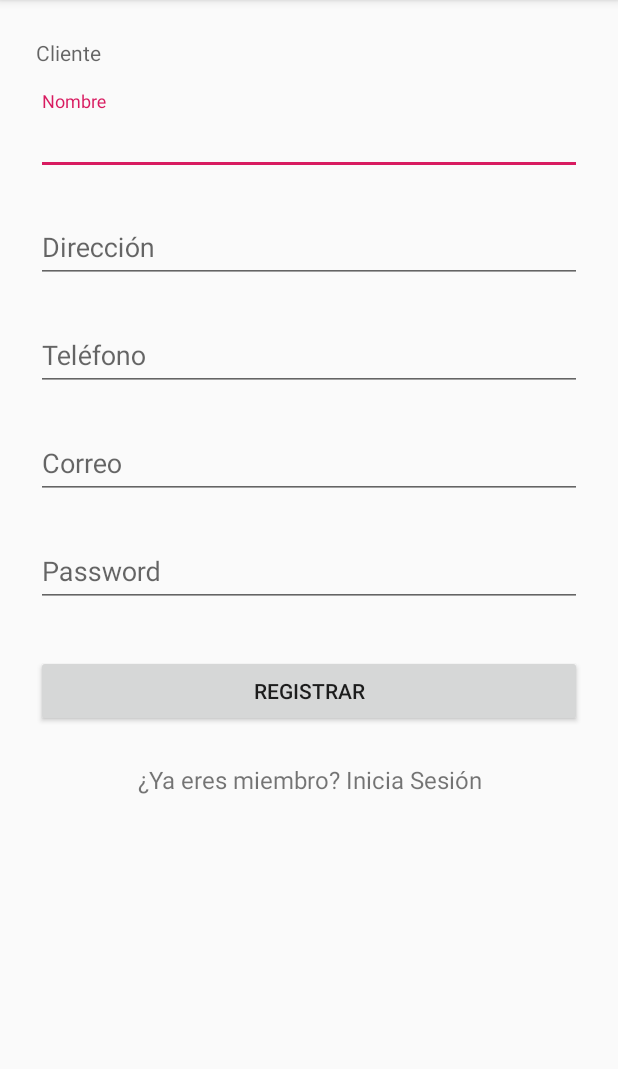
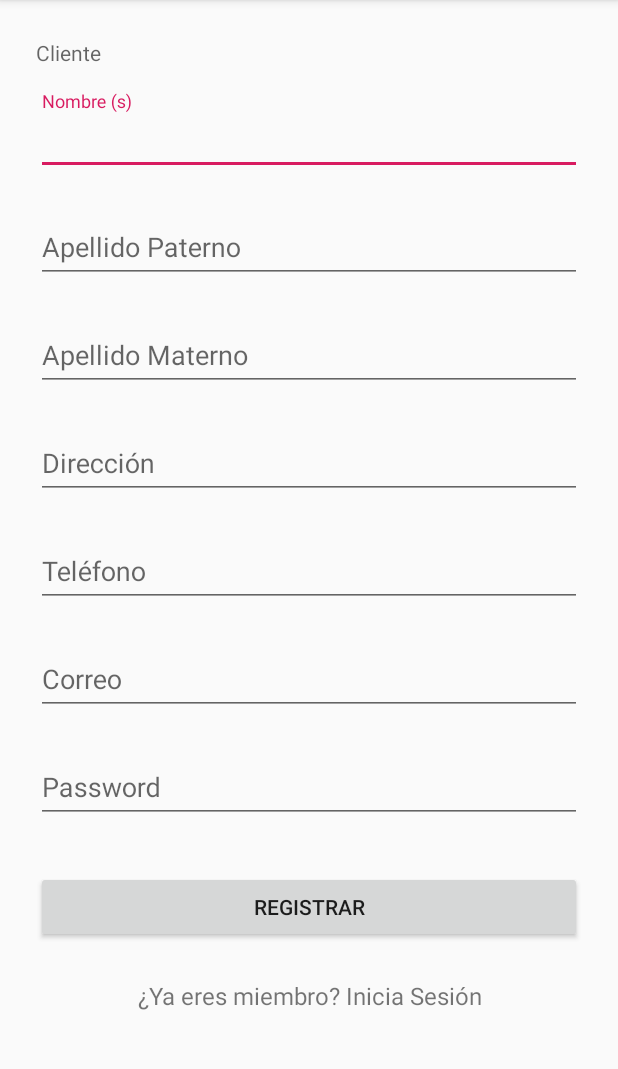
Before and after one commit to Deisy-Ignacio/ProyectoViajeProductos, an Android app: the RegistroCliente screen opened directly, with no data from a screen before it, after a tap on "REGISTRAR", on a phone screen of 412 x 824 dp, the part 84-1153 px from its top. Run offline under Robolectric (Android 15) with nearby library versions, the phone set to English and light mode, and no system bars; our stand-ins replace Volley; network calls fail.

Commit message:
nuevas tablas

```diff
--- a/ProductTrip/app/src/main/java/com/example/nissy/producttrip/LoginActivity.java
+++ b/ProductTrip/app/src/main/java/com/example/nissy/producttrip/LoginActivity.java
@@ -62,7 +62,7 @@ public class LoginActivity extends AppCompatActivity implements LoaderCallbacks<
     /**
      * Id to identity READ_CONTACTS permission request.
      */
-    public static final String BASE_URL = "http://192.168.1.65/";
+    public static final String BASE_URL = "http://10.0.0.11/api/auth/";
     private static final int REQUEST_READ_CONTACTS = 0;
 
     /**
@@ -391,7 +391,7 @@ public class LoginActivity extends AppCompatActivity implements LoaderCallbacks<
         }
 
         public void login(String correo, String contra){
-            String URL = "api/auth/login/"+itemText.toLowerCase();
+            String URL = "login/"+itemText.toLowerCase();
             JSONObject jsonBody = new JSONObject();
             try {
                 jsonBody.put("correo", correo);
--- a/ProductTrip/app/src/main/java/com/example/nissy/producttrip/RegistroCliente.java
+++ b/ProductTrip/app/src/main/java/com/example/nissy/producttrip/RegistroCliente.java
@@ -41,6 +41,8 @@ import java.util.Locale;
 public class RegistroCliente extends AppCompatActivity {
 
     private EditText name;
+    private EditText lastname;
+    private EditText lastsecondname;
     private EditText address;
     private EditText phone;
     private EditText email;
@@ -55,6 +57,9 @@ public class RegistroCliente extends AppCompatActivity {
         super.onCreate(savedInstanceState);
         setContentView(R.layout.activity_registro_cliente);
         name = (EditText) findViewById(R.id.input_name);
+        lastname = (EditText) findViewById(R.id.input_apaterno);
+        lastsecondname = (EditText) findViewById(R.id.input_amaterno);
+        name = (EditText) findViewById(R.id.input_name);
         address = (EditText) findViewById(R.id.input_address);
         phone = (EditText) findViewById(R.id.edit_phone);
         email = (EditText) findViewById(R.id.input_email);
@@ -64,16 +69,35 @@ public class RegistroCliente extends AppCompatActivity {
         registo.setOnClickListener(new View.OnClickListener() {
             @Override
             public void onClick(View v) {
-                sendPOST(name,address,phone,email,password);
+                sendPOST(name.getText().toString(),
+                        lastname.getText().toString(),
+                        lastsecondname.getText().toString(),
+                        address.getText().toString(),
+                        phone.getText().toString(),
+                        email.getText().toString(),
+                        password.getText().toString());
             }
 
         });
     }
-    private void sendPOST(EditText name, EditText address, EditText phone, EditText email, EditText password) {
+
+    private void clearText(){
+        name.setText("");
+        lastname.setText("");
+        lastsecondname.setText("");
+        address.setText("");
+        phone.setText("");
+        email.setText("");
+        password.setText("");
+    }
+
+    private void sendPOST(String name,String lastname,String lastsecondname, String address, String phone, String email, String password) {
         String URL = "registro/cliente";
         final JSONObject jsonBody = new JSONObject();
         try {
             jsonBody.put("nombre", name);
+            jsonBody.put("apaterno", name);
+            jsonBody.put("apmaterno", name);
             jsonBody.put("direccion", address);
             jsonBody.put("telefono", phone);
             jsonBody.put("correo", email);
@@ -89,16 +113,19 @@ public class RegistroCliente extends AppCompatActivity {
                         try {
                             JSONObject jsonObject = new JSONObject(response);
                             String status = jsonObject.getString("status");
-                            String mensaje;
-                            if(status.equals("1")) {
-                                mensaje = jsonObject.getString("mensaje");
+                            String mensaje = jsonObject.getString("mensaje");
 
-                            }else{
-                                mensaje = "Algo salio mal";
+                            if(status.equals("1")){
+                                Toast.makeText(RegistroCliente.this, mensaje,Toast.LENGTH_LONG).show();
+                                Intent activity = new Intent(RegistroCliente.this, VistaClienteActivity.class);//REPARTIDO
+                                activity.putExtra("cliente",jsonBody.toString());
+                                Log.i("VOLLEY", jsonBody.toString());
+                                startActivity(activity);
                             }
-                            Log.i("VOLLEY", mensaje);
-
-
+                            else{
+                                Log.i("VOLLEY", jsonObject.toString());
+                                Toast.makeText(RegistroCliente.this, mensaje,Toast.LENGTH_LONG).show();
+                            }
                         } catch (JSONException e) {
                             Log.e("VOLLEY", e.toString());
                         }
@@ -134,6 +161,10 @@ public class RegistroCliente extends AppCompatActivity {
 
     }
 
+    @Override
+    protected void onDestroy() {
+        super.onDestroy();
+    }
 }
 
 
--- a/ProductTrip/app/src/main/res/layout/activity_registro_cliente.xml
+++ b/ProductTrip/app/src/main/res/layout/activity_registro_cliente.xml
@@ -36,7 +36,31 @@
                 android:layout_width="match_parent"
                 android:layout_height="wrap_content"
                 android:inputType="textCapWords"
-                android:hint="Nombre" />
+                android:hint="Nombre (s)" />
+        </android.support.design.widget.TextInputLayout>
+
+        <android.support.design.widget.TextInputLayout
+            android:layout_width="match_parent"
+            android:layout_height="wrap_content"
+            android:layout_marginTop="8dp"
+            android:layout_marginBottom="8dp">
+            <EditText android:id="@+id/input_apaterno"
+                android:layout_width="match_parent"
+                android:layout_height="wrap_content"
+                android:inputType="textCapWords"
+                android:hint="Apellido Paterno" />
+        </android.support.design.widget.TextInputLayout>
+
+        <android.support.design.widget.TextInputLayout
+            android:layout_width="match_parent"
+            android:layout_height="wrap_content"
+            android:layout_marginTop="8dp"
+            android:layout_marginBottom="8dp">
+            <EditText android:id="@+id/input_amaterno"
+                android:layout_width="match_parent"
+                android:layout_height="wrap_content"
+                android:inputType="textCapWords"
+                android:hint="Apellido Materno" />
         </android.support.design.widget.TextInputLayout>
 
         <!--  Dirección Label -->
```
Also changed, not shown: 3 other files.
